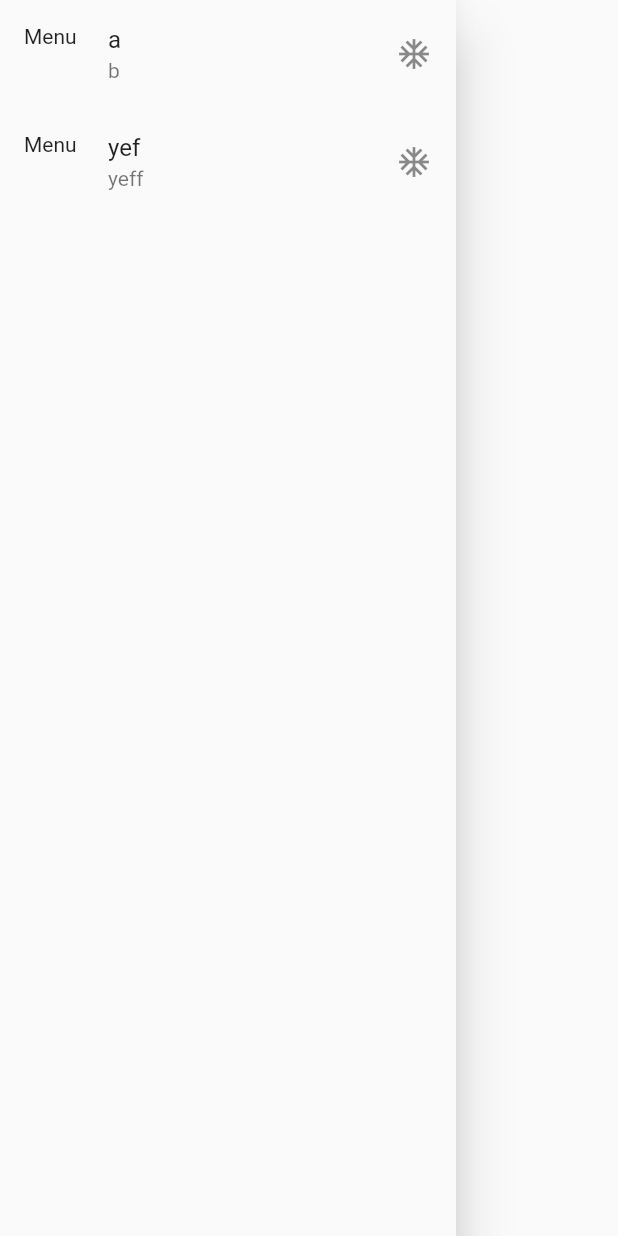
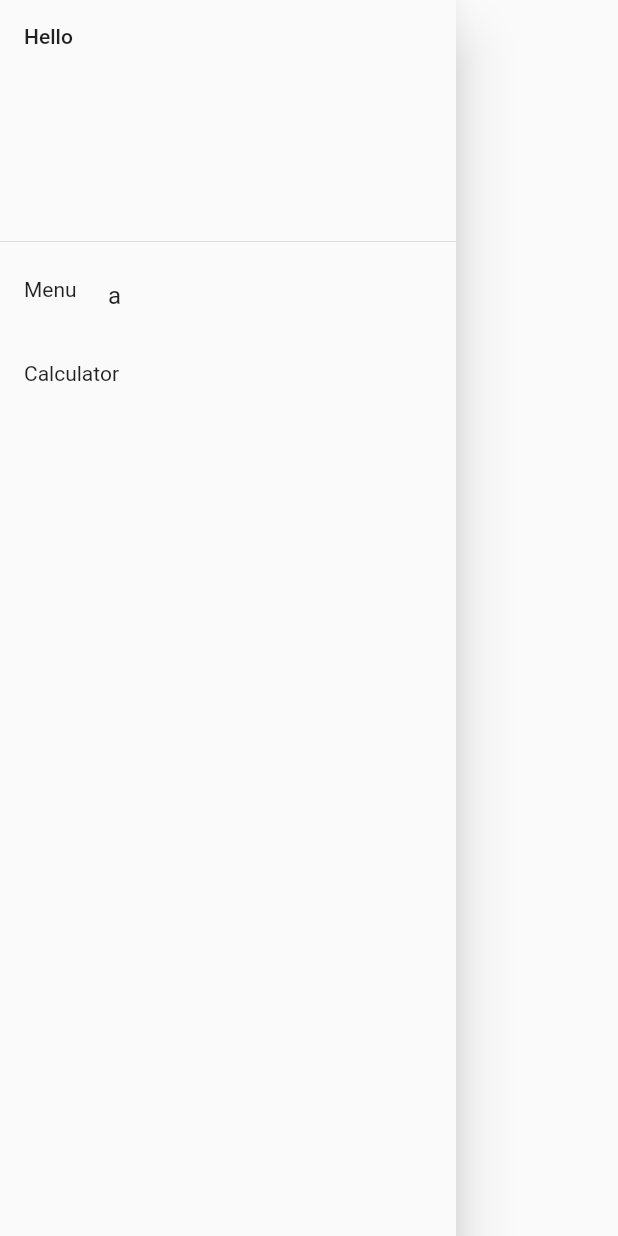
Before and after one commit to theclassical-dev/flutter_firstapp, a Flutter app: the NavDrawer widget shown alone on an empty page, opened directly, on a phone screen of 412 x 824 dp. Run offline on Flutter 3.47's test engine with Material 2 defaults, Android fonts, the phone set to English and light mode, and no system bars; our stand-ins replace google_fonts.

Commit message:
page navigate implemented on facebook

```diff
--- a/lib/navbar.dart
+++ b/lib/navbar.dart
@@ -1,3 +1,4 @@
+import 'package:firstapp/calculator.dart';
 import 'package:flutter/material.dart';
 
 class NavDrawer extends StatelessWidget {
@@ -6,17 +7,21 @@ class NavDrawer extends StatelessWidget {
     return Drawer(
       child: ListView(
         children: [
+          DrawerHeader(child: Text('Hello')),
           ListTile(
             title: Text('a'),
             leading: Text('Menu'),
-            subtitle: Text('b'),
-            trailing: Icon(Icons.ac_unit),
           ),
           ListTile(
-            title: Text('yef'),
-            leading: Text('Menu'),
-            subtitle: Text('yeff'),
-            trailing: Icon(Icons.ac_unit_sharp),
+            onTap: () {
+              Navigator.push(
+                context,
+                MaterialPageRoute(
+                  builder: (context) => Calculator(),
+                ),
+              );
+            },
+            leading: Text('Calculator'),
           ),
         ],
       ),
```
